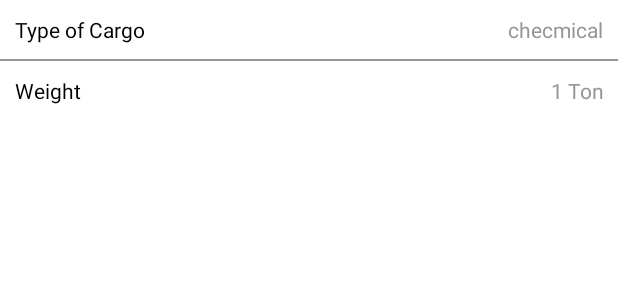
After one commit to Carrustrucks-Dev/carrus-shipper, an Android app: the layout itemview_cargodetails.xml on its own in the app's theme, with its tools: preview values and no code run, on a phone screen of 412 x 824 dp. The commit adds this screen. Shown: the top 300 px of the screen. Run offline under Robolectric (Android 15) with nearby library versions, the phone set to English and light mode, and no system bars.

Commit message:
details info added and working on expandable views

```diff
--- a/app/build.gradle
+++ b/app/build.gradle
@@ -25,8 +25,8 @@ dependencies {
     compile 'com.android.support:recyclerview-v7:22.0.0'
     compile 'com.google.android.gms:play-services:7.8.0'
     compile 'com.squareup.retrofit:retrofit:1.9.0'
-    compile 'com.squareup.okhttp:okhttp-urlconnection:2.5.0'
-    compile 'com.squareup.okhttp:okhttp:2.5.0'
+    compile 'com.squareup.okhttp:okhttp-urlconnection:2.0.0'
+    compile 'com.squareup.okhttp:okhttp:2.0.0'
     compile 'uk.co.chrisjenx:calligraphy:2.1.0'
     compile 'com.github.rahatarmanahmed:circularprogressview:2.2.1'
     compile 'com.google.code.gson:gson:2.2.4'
--- a/app/src/main/java/com/carrus/carrusshipper/adapter/ExpandableListAdapter.java
+++ b/app/src/main/java/com/carrus/carrusshipper/adapter/ExpandableListAdapter.java
@@ -29,6 +29,8 @@ public class ExpandableListAdapter extends RecyclerView.Adapter<RecyclerView.Vie
         this.mActivity=mActivity;
         this.data = data;
     }
+
+
 
     @Override
     public RecyclerView.ViewHolder onCreateViewHolder(ViewGroup parent, int type) {
@@ -95,7 +97,7 @@ public class ExpandableListAdapter extends RecyclerView.Adapter<RecyclerView.Vie
                             item.invisibleChildren = null;
                         }
 
-                        ((BookingDetailsActivity)mActivity).chnageHieghtListView();
+//                        ((BookingDetailsActivity)mActivity).chnageHieghtListView();
                     }
                 });
                 break;
--- a/app/src/main/java/com/carrus/carrusshipper/fragments/PastFragment.java
+++ b/app/src/main/java/com/carrus/carrusshipper/fragments/PastFragment.java
@@ -141,10 +141,11 @@ public class PastFragment extends Fragment {
 
             @Override
             public void failure(RetrofitError error) {
+                swipeRefreshLayout.setRefreshing(false);
+                Utils.loading_box_stop();
                 try {
                     Log.v("error.getKind() >> " + error.getKind(), " MSg >> " + error.getResponse().getStatus());
-                    swipeRefreshLayout.setRefreshing(false);
-                    Utils.loading_box_stop();
+
                     if (error.getKind().equals(RetrofitError.Kind.NETWORK)) {
                         Toast.makeText(getActivity(), getResources().getString(R.string.nointernetconnection), Toast.LENGTH_SHORT).show();
                     } else if (error.getResponse().getStatus() == ApiResponseFlags.Unauthorized.getOrdinal()) {
--- a/app/src/main/java/com/carrus/carrusshipper/fragments/UpComingFragment.java
+++ b/app/src/main/java/com/carrus/carrusshipper/fragments/UpComingFragment.java
@@ -141,10 +141,11 @@ public class UpComingFragment extends Fragment {
 
             @Override
             public void failure(RetrofitError error) {
+                swipeRefreshLayout.setRefreshing(false);
+                Utils.loading_box_stop();
                 try {
                     Log.v("error.getKind() >> " + error.getKind(), " MSg >> " + error.getResponse().getStatus());
-                    swipeRefreshLayout.setRefreshing(false);
-                    Utils.loading_box_stop();
+
                     if (error.getKind().equals(RetrofitError.Kind.NETWORK)) {
                         Toast.makeText(getActivity(), getResources().getString(R.string.nointernetconnection), Toast.LENGTH_SHORT).show();
                     } else if (error.getResponse().getStatus() == ApiResponseFlags.Unauthorized.getOrdinal()) {
--- a/app/src/main/java/com/carrus/carrusshipper/retrofit/RestClient.java
+++ b/app/src/main/java/com/carrus/carrusshipper/retrofit/RestClient.java
@@ -1,8 +1,10 @@
 package com.carrus.carrusshipper.retrofit;
 
 import com.carrus.carrusshipper.utils.Constants;
+import com.squareup.okhttp.OkHttpClient;
 
 import retrofit.RestAdapter;
+import retrofit.client.OkClient;
 
 
 /**
@@ -29,8 +31,10 @@ public class RestClient {
 
     public static ApiService getApiService() {
         if (apiService == null) {
+//            OkHttpClient okHttpClient = new OkHttpClient();
             RestAdapter restAdapter = new RestAdapter.Builder()
                     .setEndpoint(Constants.ROOT)
+//                    .setClient(new OkClient(okHttpClient))
                     .setConverter(new StringConverter())    //converter for response type
                     .setLogLevel(RestAdapter.LogLevel.FULL)
                     .build();
--- /dev/null
+++ b/app/src/main/res/layout/itemview_cargodetails.xml
@@ -0,0 +1,67 @@
+<?xml version="1.0" encoding="utf-8"?>
+<LinearLayout xmlns:android="http://schemas.android.com/apk/res/android"
+    android:layout_width="match_parent"
+    android:layout_height="match_parent"
+    android:background="@color/windowBackground"
+    android:orientation="vertical">
+
+    <LinearLayout
+        android:layout_width="fill_parent"
+        android:layout_height="wrap_content"
+        android:orientation="horizontal"
+        android:weightSum="1">
+
+        <TextView
+            android:layout_width="0dp"
+            android:layout_height="wrap_content"
+            android:textColor="@android:color/black"
+            android:textSize="@dimen/mid_fond"
+            android:text="@string/typeofcargo"
+            android:padding="@dimen/ten"
+            android:gravity="left"
+            android:layout_weight="0.5"/>
+
+        <TextView
+            android:layout_width="0dp"
+            android:textColor="@color/gray_text"
+            android:padding="@dimen/ten"
+            android:gravity="right"
+            android:text="checmical"
+            android:layout_height="wrap_content"
+            android:layout_weight="0.5"/>
+    </LinearLayout>
+
+    <View
+        android:layout_width="fill_parent"
+        android:layout_height="@dimen/one"
+        android:paddingLeft="@dimen/fifteen"
+        android:paddingRight="@dimen/fifteen"
+        android:background="@color/gray_text"/>
+
+    <LinearLayout
+        android:layout_width="fill_parent"
+        android:layout_height="wrap_content"
+        android:orientation="horizontal"
+        android:weightSum="1">
+
+        <TextView
+            android:layout_width="0dp"
+            android:layout_height="wrap_content"
+            android:textColor="@android:color/black"
+            android:textSize="@dimen/mid_fond"
+            android:text="@string/weight"
+            android:padding="@dimen/ten"
+            android:gravity="left"
+            android:layout_weight="0.5"/>
+
+        <TextView
+            android:layout_width="0dp"
+            android:textColor="@color/gray_text"
+            android:padding="@dimen/ten"
+            android:gravity="right"
+            android:text="1 Ton"
+            android:layout_height="wrap_content"
+            android:layout_weight="0.5"/>
+    </LinearLayout>
+
+</LinearLayout>
--- a/app/src/main/res/values/strings.xml
+++ b/app/src/main/res/values/strings.xml
@@ -49,6 +49,8 @@
     <string name="done">DONE</string>
     <string name="cancel">CANCEL</string>
     <string name="viewpod">VIEW POD</string>
+    <string name="typeofcargo">Type of Cargo</string>
+    <string name="weight">Weight</string>
 
 
     <!-- navigation drawer item labels  -->
```
Also changed, not shown: app/src/main/java/com/carrus/carrusshipper/activity/BookingDetailsActivity.java (+47 -22 lines), app/src/main/java/com/carrus/carrusshipper/retrofit/ApiService.java (+5 -3 lines), app/src/main/java/com/carrus/carrusshipper/utils/Utils.java (+10 -0 lines), app/src/main/res/layout/activity_bookingdetails.xml (+9 -3 lines), 1 other file.
